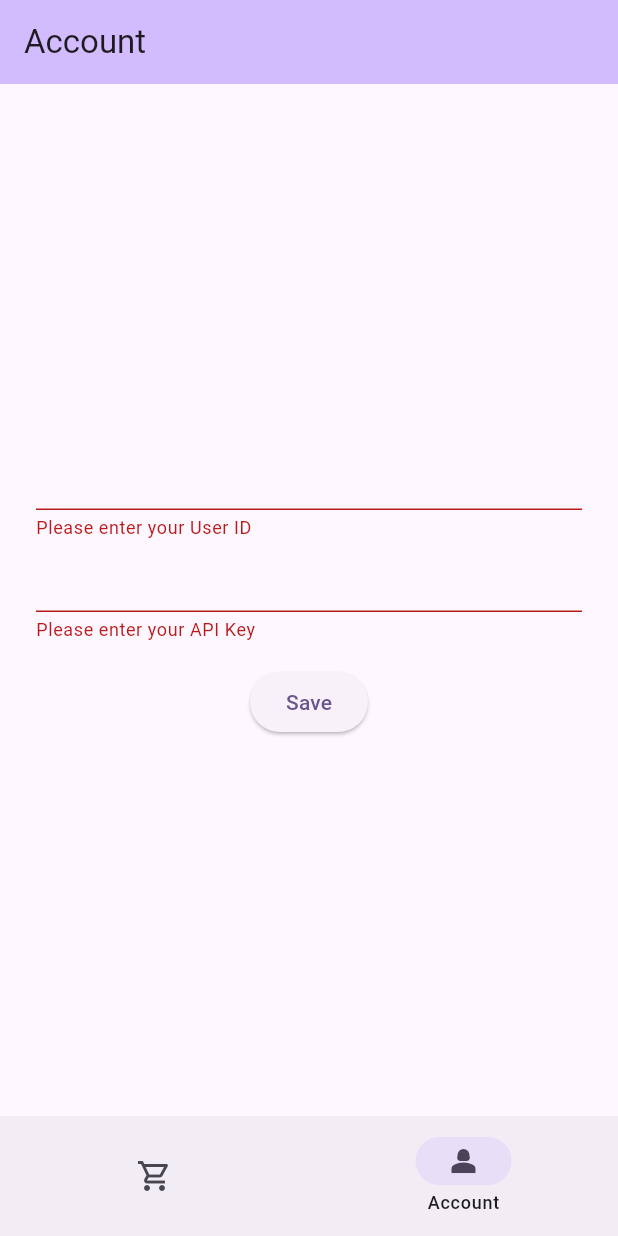
After one commit to LucasBourne/octoinfo, a Flutter app: the screen it shows after launch, item 2 of the bottom bar chosen, after a tap on "Save", on a phone screen of 412 x 824 dp. The commit adds this screen. Run offline on Flutter 3.47's test engine with Material 3 defaults, Android fonts, the phone set to English and light mode, and no system bars; our stand-ins replace dio, flutter_secure_storage, freezed_annotation, hooks_riverpod; network calls fail.

Commit message:
Add account state notifier

```diff
--- a/lib/models/property.dart
+++ b/lib/models/property.dart
@@ -2,7 +2,8 @@
 import 'dart:core';
 
 import 'package:freezed_annotation/freezed_annotation.dart';
-import 'package:octoinfo/models/address.dart';
+import 'package:octoinfo/models/electricity_meter_point.dart';
+import 'package:octoinfo/models/gas_meter_point.dart';
 
 part 'property.freezed.dart';
 part 'property.g.dart';
@@ -19,9 +20,9 @@ class Property with _$Property {
     String? town,
     String? county,
     String? postcode,
-    // @JsonKey(name: 'electricity_meter_points')
-    // List<ElectricityMeterPoint>? electricityMeterPoints,
-    // @JsonKey(name: 'gas_meter_points') List<GasMeterPoint>? gasMeterPoints,
+    @JsonKey(name: 'electricity_meter_points')
+    List<ElectricityMeterPoint>? electricityMeterPoints,
+    @JsonKey(name: 'gas_meter_points') List<GasMeterPoint>? gasMeterPoints,
   }) = _Property;
 
   factory Property.fromJson(Map<String, dynamic> json) =>
--- a/lib/repos/octopus_interface.dart
+++ b/lib/repos/octopus_interface.dart
@@ -1,5 +1,7 @@
+import 'package:octoinfo/models/account.dart';
 import 'package:octoinfo/models/product.dart';
 
 abstract class OctopusInterface {
   Future<List<Product>> getProducts();
+  Future<Account> getAccount(String userId, String apiKey);
 }
--- a/lib/repos/octopus_repo.dart
+++ b/lib/repos/octopus_repo.dart
@@ -1,3 +1,4 @@
+import 'package:octoinfo/models/account.dart';
 import 'package:octoinfo/models/product.dart';
 import 'package:octoinfo/repos/octopus_interface.dart';
 import 'package:octoinfo/services/http_client_service.dart';
@@ -16,4 +17,15 @@ class OctopusRepo implements OctopusInterface {
 
     return products;
   }
+
+  @override
+  Future<Account> getAccount(String userId, String apiKey) async {
+    final accountResponse = await httpClientService.get(
+      '/accounts/$userId/',
+      apiKey,
+    );
+    final account = Account.fromJson(accountResponse);
+
+    return account;
+  }
 }
--- a/lib/services/http_client_interface.dart
+++ b/lib/services/http_client_interface.dart
@@ -1,4 +1,4 @@
 abstract class HttpClientInterface {
-  Future get(String path);
-  Future<void> post();
+  Future get(String path, [String? apiKey]);
+  Future<void> post([String? apiKey]);
 }
--- a/lib/services/http_client_service.dart
+++ b/lib/services/http_client_service.dart
@@ -1,3 +1,5 @@
+import 'dart:convert';
+
 import 'package:dio/dio.dart';
 import 'package:octoinfo/config.dart';
 import 'package:octoinfo/services/http_client_interface.dart';
@@ -6,13 +8,24 @@ class HttpClientService implements HttpClientInterface {
   final _dio = Dio(BaseOptions(baseUrl: baseUrl));
 
   @override
-  Future get(String path) async {
-    final response = await _dio.get(path);
+  Future get(String path, [String? apiKey]) async {
+    String auth = 'Basic ${base64Encode(utf8.encode('$apiKey:'))}';
+
+    final response = await _dio.get(
+      path,
+      options: apiKey != null
+          ? Options(
+              headers: {
+                'authorization': auth,
+              },
+            )
+          : null,
+    );
     return response.data;
   }
 
   @override
-  Future<void> post() {
+  Future<void> post([String? apiKey]) {
     // TODO: implement post
     throw UnimplementedError();
   }
--- /dev/null
+++ b/lib/services/secure_storage_interface.dart
@@ -0,0 +1,6 @@
+abstract class SecureStorageInterface {
+  Future<void> writeData(String key, String value);
+  Future<String?> readData(String key);
+  Future<void> clearData(String key);
+  Future<void> clearAllData();
+}
--- /dev/null
+++ b/lib/services/secure_storage_service.dart
@@ -0,0 +1,28 @@
+import 'package:flutter_secure_storage/flutter_secure_storage.dart';
+import 'package:octoinfo/services/secure_storage_interface.dart';
+
+class SecureStorageService implements SecureStorageInterface {
+  final _secureStorage = const FlutterSecureStorage();
+
+  @override
+  Future<void> writeData(String key, String value) async {
+    await _secureStorage.write(key: key, value: value);
+  }
+
+  @override
+  Future<String?> readData(String key) async {
+    final value = await _secureStorage.read(key: key);
+
+    return value;
+  }
+
+  @override
+  Future<void> clearData(String key) async {
+    await _secureStorage.delete(key: key);
+  }
+
+  @override
+  Future<void> clearAllData() async {
+    await _secureStorage.deleteAll();
+  }
+}
--- /dev/null
+++ b/lib/state/account_state.dart
@@ -0,0 +1,11 @@
+import 'package:freezed_annotation/freezed_annotation.dart';
+import 'package:octoinfo/models/account.dart';
+part 'account_state.freezed.dart';
+
+@freezed
+class AccountState with _$AccountState {
+  const factory AccountState({Account? account}) = _AccountState;
+
+  factory AccountState.notSetup({Account? account}) = AccountStateNotSetUp;
+  factory AccountState.loading({Account? account}) = AccountStateLoading;
+}
--- /dev/null
+++ b/lib/state/account_state_notifier.dart
@@ -0,0 +1,47 @@
+import 'package:hooks_riverpod/hooks_riverpod.dart';
+import 'package:octoinfo/repos/octopus_interface.dart';
+import 'package:octoinfo/services/secure_storage_interface.dart';
+import 'package:octoinfo/state/account_state.dart';
+
+class AccountStateNotifier extends StateNotifier<AccountState> {
+  AccountStateNotifier(this._octopusRepo, this._secureStorageService)
+      : super(const AccountState());
+
+  final OctopusInterface _octopusRepo;
+  final SecureStorageInterface _secureStorageService;
+
+  Future<void> getAccount() async {
+    state = AccountStateLoading();
+
+    final savedUserId = await _secureStorageService.readData('userId');
+    final savedApiKey = await _secureStorageService.readData('apiKey');
+
+    if (savedUserId == null || savedApiKey == null) {
+      state = AccountStateNotSetUp();
+      return;
+    }
+
+    final account = await _octopusRepo.getAccount(savedUserId, savedApiKey);
+
+    state = AccountState(account: account);
+  }
+
+  Future<void> saveAccount(String userId, String apiKey) async {
+    state = AccountStateLoading();
+
+    await Future.wait([
+      _secureStorageService.writeData('userId', userId),
+      _secureStorageService.writeData('apiKey', apiKey),
+    ]);
+
+    final account = await _octopusRepo.getAccount(userId, apiKey);
+
+    state = AccountState(account: account);
+  }
+
+  Future<void> deleteAccount() async {
+    await _secureStorageService.clearAllData();
+
+    state = AccountStateNotSetUp();
+  }
+}
--- a/lib/state/providers.dart
+++ b/lib/state/providers.dart
@@ -1,10 +1,15 @@
 import 'package:hooks_riverpod/hooks_riverpod.dart';
 import 'package:octoinfo/repos/octopus_repo.dart';
 import 'package:octoinfo/services/http_client_service.dart';
+import 'package:octoinfo/services/secure_storage_service.dart';
+import 'package:octoinfo/state/account_state.dart';
+import 'package:octoinfo/state/account_state_notifier.dart';
 import 'package:octoinfo/state/octopus_state.dart';
 import 'package:octoinfo/state/octopus_state_notifier.dart';
 
 final _httpClientServiceProvider = Provider((ref) => HttpClientService());
+
+final _secureStorageServiceProvider = Provider((ref) => SecureStorageService());
 
 final _octopusRepoProvider = Provider(
   (ref) => OctopusRepo(ref.read(_httpClientServiceProvider)),
@@ -12,5 +17,13 @@ final _octopusRepoProvider = Provider(
 
 final octopusStateNotifierProvider =
     StateNotifierProvider<OctopusStateNotifier, OctopusState>(
-  (ref) => OctopusStateNotifier(ref.watch(_octopusRepoProvider)),
+  (ref) => OctopusStateNotifier(ref.read(_octopusRepoProvider)),
 );
+
+final accountStateNotifierProvider =
+    StateNotifierProvider<AccountStateNotifier, AccountState>(
+  (ref) => AccountStateNotifier(
+    ref.read(_octopusRepoProvider),
+    ref.read(_secureStorageServiceProvider),
+  ),
+);
--- a/lib/views/account_view.dart
+++ b/lib/views/account_view.dart
@@ -1,8 +1,8 @@
 import 'package:flutter/material.dart';
 import 'package:hooks_riverpod/hooks_riverpod.dart';
-import 'package:octoinfo/state/octopus_state.dart';
+import 'package:octoinfo/state/account_state.dart';
 import 'package:octoinfo/state/providers.dart';
-import 'package:octoinfo/widgets/product_card.dart';
+import 'package:octoinfo/widgets/account_setup_form.dart';
 
 class AccountView extends StatefulHookConsumerWidget {
   const AccountView({super.key});
@@ -17,20 +17,28 @@ class _AccountViewState extends ConsumerState<AccountView> {
     super.initState();
 
     WidgetsBinding.instance.addPostFrameCallback((_) {
-      ref.read(octopusStateNotifierProvider.notifier).getProducts();
+      ref.read(accountStateNotifierProvider.notifier).getAccount();
     });
   }
 
   @override
   Widget build(BuildContext context) {
-    final octopusState = ref.watch(octopusStateNotifierProvider);
+    final accountState = ref.watch(accountStateNotifierProvider);
 
     return Scaffold(
       appBar: AppBar(
         backgroundColor: Theme.of(context).colorScheme.inversePrimary,
         title: const Text('Account'),
       ),
-      body: const Center(child: Text('Your account page is coming soon')),
+      body: Center(
+        child: accountState is AccountStateLoading
+            ? const CircularProgressIndicator()
+            : accountState is AccountStateNotSetUp
+                ? AccountSetupForm()
+                : Text(
+                    accountState.account?.properties?.first.addressLine1 ?? '',
+                  ),
+      ),
     );
   }
 }
--- /dev/null
+++ b/lib/widgets/account_setup_form.dart
@@ -0,0 +1,62 @@
+import 'package:flutter/material.dart';
+import 'package:hooks_riverpod/hooks_riverpod.dart';
+import 'package:octoinfo/state/providers.dart';
+
+class AccountSetupForm extends HookConsumerWidget {
+  AccountSetupForm({super.key});
+
+  final _formKey = GlobalKey<FormState>();
+  final _userIdController = TextEditingController();
+  final _apiKeyController = TextEditingController();
+
+  @override
+  Widget build(BuildContext context, WidgetRef ref) {
+    return Padding(
+      padding: const EdgeInsets.all(24),
+      child: Form(
+        key: _formKey,
+        child: Column(
+          mainAxisAlignment: MainAxisAlignment.center,
+          children: <Widget>[
+            TextFormField(
+              controller: _userIdController,
+              validator: (value) {
+                if (value == null || value.isEmpty) {
+                  return 'Please enter your User ID';
+                }
+                return null;
+              },
+            ),
+            TextFormField(
+              controller: _apiKeyController,
+              keyboardType: TextInputType.visiblePassword,
+              obscureText: true,
+              validator: (value) {
+                if (value == null || value.isEmpty) {
+                  return 'Please enter your API Key';
+                }
+                return null;
+              },
+            ),
+            Padding(
+              padding: const EdgeInsets.all(16),
+              child: ElevatedButton(
+                onPressed: () async {
+                  if (_formKey.currentState!.validate()) {
+                    await ref
+                        .read(accountStateNotifierProvider.notifier)
+                        .saveAccount(
+                          _userIdController.text.trim(),
+                          _apiKeyController.text.trim(),
+                        );
+                  }
+                },
+                child: const Text('Save'),
+              ),
+            ),
+          ],
+        ),
+      ),
+    );
+  }
+}
--- a/lib/widgets/product_card.dart
+++ b/lib/widgets/product_card.dart
@@ -56,8 +56,8 @@ class _ProductCardState extends State<ProductCard> {
                         alignment: Alignment.centerRight,
                         child: Icon(
                           _isExpanded
-                              ? Icons.arrow_drop_down
-                              : Icons.arrow_drop_up,
+                              ? Icons.arrow_drop_up
+                              : Icons.arrow_drop_down,
                         ),
                       ),
                     ],
--- a/pubspec.yaml
+++ b/pubspec.yaml
@@ -34,8 +34,11 @@ dependencies:
   dio: ^5.4.3+1
   freezed_annotation: ^2.4.1
   flutter_hooks: ^0.20.5
+  flutter_secure_storage: ^9.2.2
+  geocoding: ^3.0.0
   hooks_riverpod: ^2.5.1
   intl: ^0.19.0
+  json_annotation: ^4.9.0
 
 dev_dependencies:
   build_runner: ^2.4.6
```
Also changed, not shown: lib/state/octopus_state.dart (+6 -3 lines), lib/models/property.freezed.dart, lib/models/property.g.dart, lib/state/account_state.freezed.dart (added), pubspec.lock, 14 other files.
